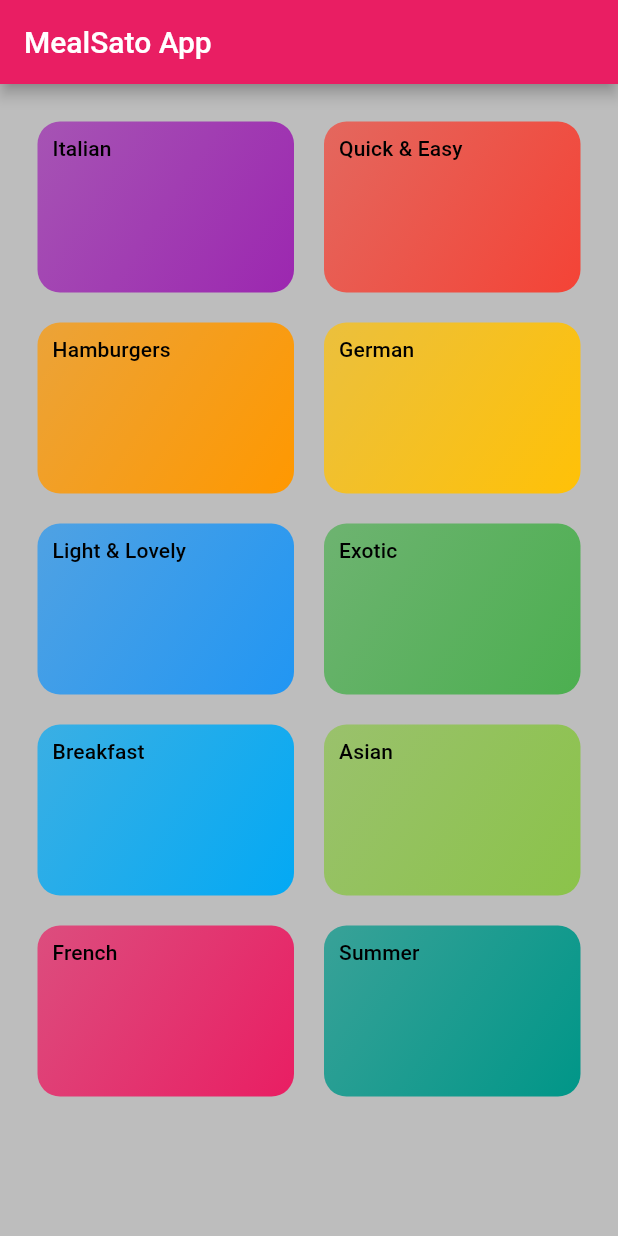
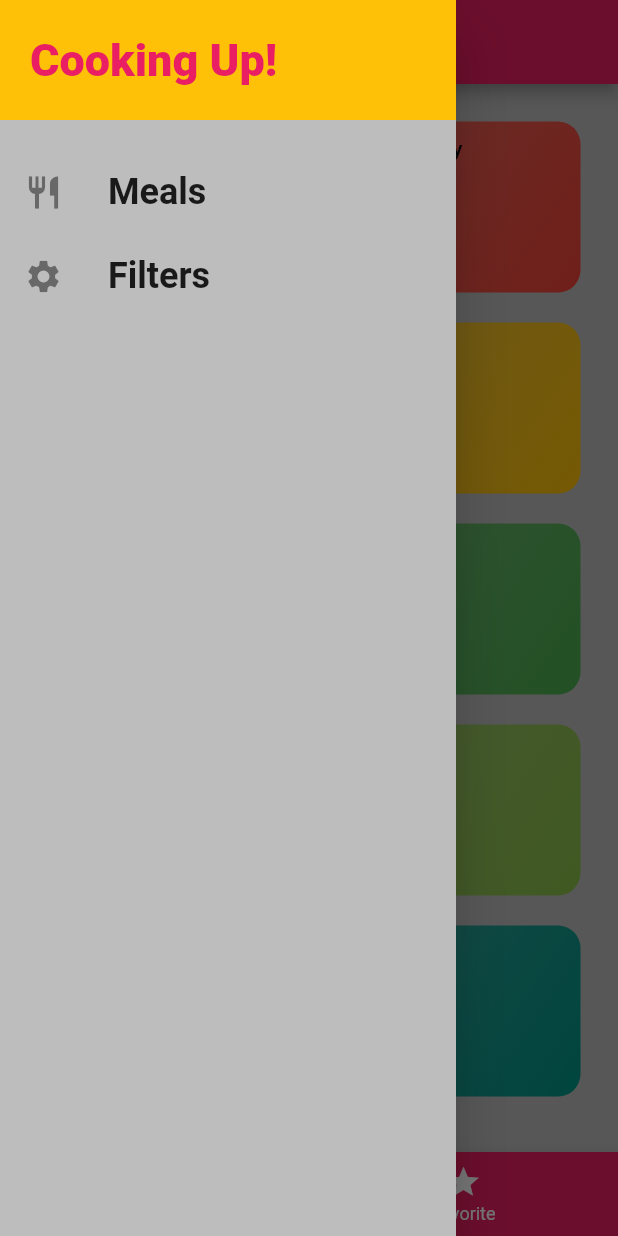
Before and after one commit to Dat-1-TR1ckSTeR/shop_app, a Flutter app: the screen it shows after launch, with the side drawer open (before the commit the screen has no drawer), on a phone screen of 412 x 824 dp. Run offline on Flutter 3.47's test engine with Material 2 defaults, Android fonts, the phone set to English and light mode, and no system bars.

Commit message:
still in screens

```diff
--- a/lib/main.dart
+++ b/lib/main.dart
@@ -2,6 +2,7 @@ import 'package:flutter/services.dart';
 
 import 'package:flutter/material.dart';
 import 'package:shop_app/screens/meal_detail_screen.dart';
+import 'package:shop_app/screens/tabs_screen.dart';
 
 import './screens/categories_screen.dart';
 import './screens/category_meal_screen.dart';
@@ -47,21 +48,13 @@ class MyApp extends StatelessWidget {
         //         ),
         //       ),
       ),
-      home: const CategoriesScreen(),
+      // home: const CategoriesScreen(),
+      initialRoute: '/',
       routes: {
+        '/': (ctx) => const TabsScreen(),
         CategoryMealScreen.routeName: (context) => const CategoryMealScreen(),
         MealDetailScreen.routeName: ((context) => const MealDetailScreen()),
       },
-      // onGenerateRoute: (settings) {
-      //   print(settings.arguments);
-      //   if (settings.name == '/meal-detail') {
-      //     return someRoute;
-      //   } else if (settings.name == '/meal-video') {
-      //     return anotherRoute;
-      //   } else {
-      //     return defaultRoute;
-      //   }
-      // },
       onUnknownRoute: (settings) {
         return MaterialPageRoute(
           builder: (context) => CategoriesScreen(),
--- a/lib/screens/categories_screen.dart
+++ b/lib/screens/categories_screen.dart
@@ -8,11 +8,8 @@ class CategoriesScreen extends StatelessWidget {
 
   @override
   Widget build(BuildContext context) {
-    return Scaffold(
-      appBar: AppBar(
-        title: const Text('MealSato App'),
-      ),
-      body: GridView(
+
+      return GridView(
         padding: const EdgeInsets.all(25),
         children: DUMMY_CATEGORIES
             .map(
@@ -31,7 +28,7 @@ class CategoriesScreen extends StatelessWidget {
           crossAxisSpacing: 20,
           mainAxisSpacing: 20,
         ),
-      ),
+
     );
   }
 }
--- /dev/null
+++ b/lib/screens/favorites_screen.dart
@@ -0,0 +1,10 @@
+import 'package:flutter/material.dart';
+
+class FavoritesScreen extends StatelessWidget {
+  const FavoritesScreen({Key? key}) : super(key: key);
+
+  @override
+  Widget build(BuildContext context) {
+    return Container();
+  }
+}
--- a/lib/screens/meal_detail_screen.dart
+++ b/lib/screens/meal_detail_screen.dart
@@ -45,11 +45,7 @@ class MealDetailScreen extends StatelessWidget {
   Widget build(BuildContext context) {
     final mealId = ModalRoute.of(context)?.settings.arguments as String;
     final specificMeal = DUMMY_MEALS.firstWhere((meal) => meal.id == mealId);
-    return Scaffold(
-      appBar: AppBar(
-        title: Text(specificMeal.title),
-      ),
-      body: Center(
+    return Center(
         child: SingleChildScrollView(
           child: Column(
             children: [
@@ -104,7 +100,6 @@ class MealDetailScreen extends StatelessWidget {
             ],
           ),
         ),
-      ),
     );
   }
 }
--- /dev/null
+++ b/lib/screens/tabs_screen.dart
@@ -0,0 +1,98 @@
+import 'package:flutter/material.dart';
+import 'package:shop_app/widgets/main_drawer.dart';
+
+import 'favorites_screen.dart';
+import 'categories_screen.dart';
+
+class TabsScreen extends StatefulWidget {
+  const TabsScreen({Key? key}) : super(key: key);
+
+  @override
+  State<TabsScreen> createState() => _TabsScreenState();
+}
+
+class _TabsScreenState extends State<TabsScreen> {
+  final List<Map<String, Object>> _pages = [
+    {
+      'page': CategoriesScreen(),
+      'title': 'Categories',
+    },
+    {
+      'page': FavoritesScreen(),
+      'title': 'Favorites',
+    },
+  ];
+
+  int _selectedPageIndex = 0;
+
+  void _selectPage(int index) {
+    setState(() {
+      _selectedPageIndex = index;
+    });
+  }
+
+  @override
+  Widget build(BuildContext context) {
+    {
+      // return DefaultTabController(
+      //   length: 2,
+      //   child: Scaffold(
+      //     appBar: AppBar(
+      //       title: const Text('Meals'),
+      //     bottom: const TabBar(
+      //       tabs: [
+      //         Tab(
+      //           icon: Icon(Icons.category),
+      //           text: 'Categories',
+      //         ),
+      //         Tab(
+      //           icon: Icon(Icons.star),
+      //           text: 'Favorites',
+      //         ),
+      //       ],
+      //     ),
+      //     ),
+      //     body: const TabBarView(
+      //       children: [
+      //         CategoriesScreen(),
+      //         FavoritesScreen(),
+      //       ],
+      //     ),
+      //   ),
+      // );}
+      return Scaffold(
+        appBar: AppBar(
+          title: Text(_pages[_selectedPageIndex]['title'] as String),
+        ),
+        drawer: const MainDrawer(),
+        body: _pages[_selectedPageIndex]['page'] as Widget,
+        bottomNavigationBar: BottomNavigationBar(
+          backgroundColor: Theme.of(context).primaryColor,
+          unselectedItemColor: Colors.white,
+          selectedItemColor: Theme.of(context).colorScheme.secondary,
+          currentIndex: _selectedPageIndex,
+          selectedFontSize: 14,
+          unselectedFontSize: 12,
+          // type: BottomNavigationBarType.shifting,
+          onTap: _selectPage,
+          items: [
+            BottomNavigationBarItem(
+              icon: const Icon(
+                Icons.category,
+              ),
+              backgroundColor: Theme.of(context).primaryColor,
+              label: 'Categories',
+            ),
+            BottomNavigationBarItem(
+              icon: const Icon(
+                Icons.star,
+              ),
+              backgroundColor: Theme.of(context).primaryColor,
+              label: 'Favorite',
+            ),
+          ],
+        ),
+      );
+    }
+  }
+}
--- /dev/null
+++ b/lib/widgets/main_drawer.dart
@@ -0,0 +1,52 @@
+import 'package:flutter/material.dart';
+
+class MainDrawer extends StatelessWidget {
+  const MainDrawer({Key? key}) : super(key: key);
+
+  Widget buildListTile(String title, IconData icon) {
+    return ListTile(
+      leading: Icon(
+        icon,
+        size: 26,
+      ),
+      title: Text(
+        title,
+        style: TextStyle(
+          fontSize: 24,
+          fontWeight: FontWeight.bold,
+        ),
+      ),
+      onTap: () {
+        return;
+      },
+    );
+  }
+
+  @override
+  Widget build(BuildContext context) {
+    return Drawer(
+      child: Column(
+        children: [
+          Container(
+            height: 80,
+            width: double.infinity,
+            padding: const EdgeInsets.all(20),
+            alignment: Alignment.centerLeft,
+            color: Theme.of(context).colorScheme.secondary,
+            child: Text(
+              'Cooking Up!',
+              style: TextStyle(
+                fontWeight: FontWeight.w900,
+                fontSize: 30,
+                color: Theme.of(context).primaryColor,
+              ),
+            ),
+          ),
+          const SizedBox(height: 20),
+          buildListTile('Meals', Icons.restaurant),
+          buildListTile('Filters', Icons.settings),
+        ],
+      ),
+    );
+  }
+}
```
